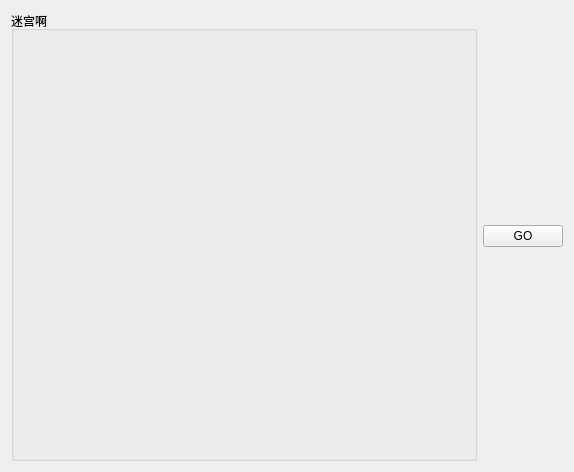
First picture: the form in MyMaze/mainwindow.ui, repository yujiecong/Maze-Visualization, before the edit.
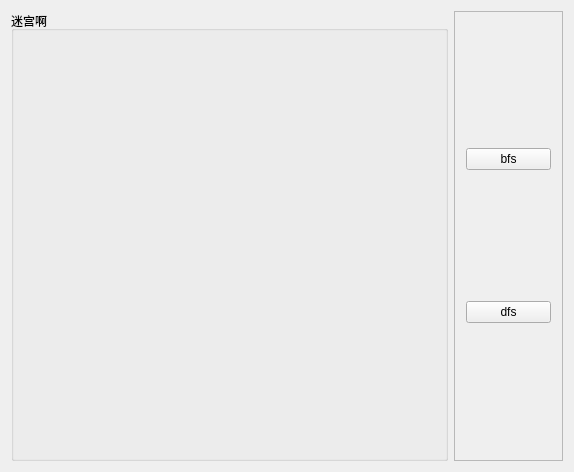
Second picture: the form after the edit.

```diff
--- a/MyMaze/mainwindow.ui
+++ b/MyMaze/mainwindow.ui
@@ -14,20 +14,59 @@
    <string>MainWindow</string>
   </property>
   <widget class="QWidget" name="centralWidget">
-   <layout class="QHBoxLayout" name="horizontalLayout" stretch="5,0">
+   <layout class="QHBoxLayout" name="horizontalLayout" stretch="4,1">
     <item>
      <widget class="QGroupBox" name="groupBox">
       <property name="title">
        <string>迷宫啊</string>
       </property>
-      <layout class="QVBoxLayout" name="verticalLayout"/>
+      <layout class="QVBoxLayout" name="verticalLayout">
+       <property name="leftMargin">
+        <number>0</number>
+       </property>
+       <property name="topMargin">
+        <number>0</number>
+       </property>
+       <property name="rightMargin">
+        <number>0</number>
+       </property>
+       <property name="bottomMargin">
+        <number>0</number>
+       </property>
+      </layout>
      </widget>
     </item>
     <item>
-     <widget class="QPushButton" name="pushButton">
-      <property name="text">
-       <string>GO</string>
+     <widget class="QScrollArea" name="scrollArea">
+      <property name="widgetResizable">
+       <bool>true</bool>
       </property>
+      <widget class="QWidget" name="scrollAreaWidgetContents">
+       <property name="geometry">
+        <rect>
+         <x>0</x>
+         <y>0</y>
+         <width>108</width>
+         <height>452</height>
+        </rect>
+       </property>
+       <layout class="QVBoxLayout" name="verticalLayout_2">
+        <item>
+         <widget class="QPushButton" name="pushButton">
+          <property name="text">
+           <string>bfs</string>
+          </property>
+         </widget>
+        </item>
+        <item>
+         <widget class="QPushButton" name="pushButton_2">
+          <property name="text">
+           <string>dfs</string>
+          </property>
+         </widget>
+        </item>
+       </layout>
+      </widget>
      </widget>
     </item>
    </layout>
```
